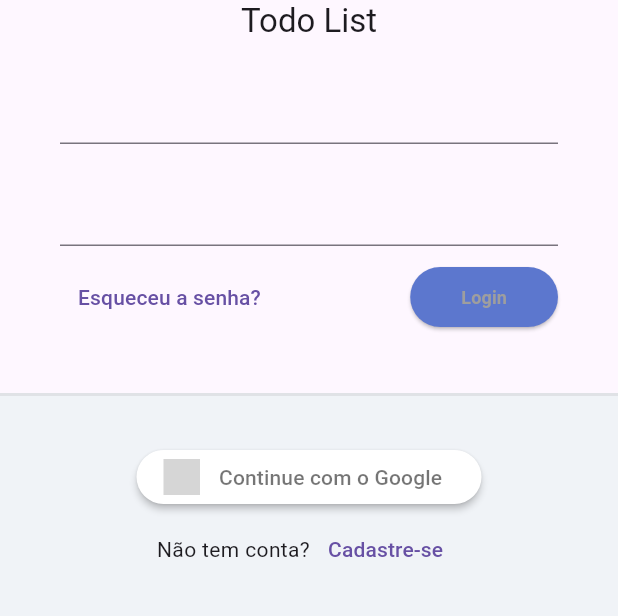
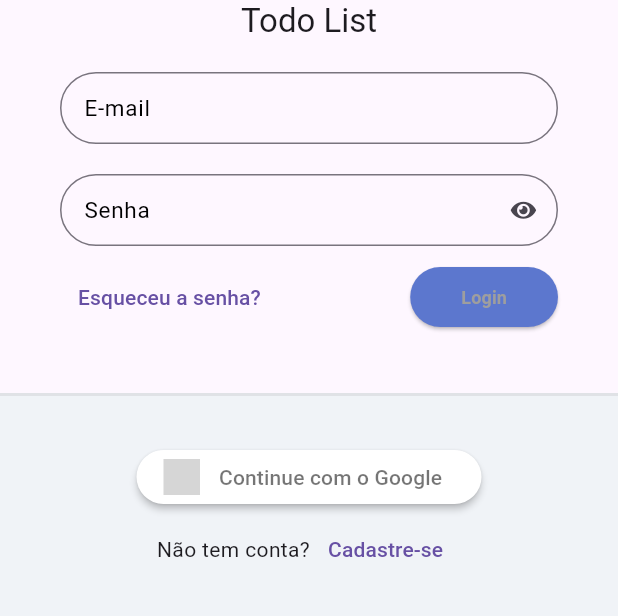
Before and after one commit to enzozami/flutter-todo-list-provider, a Flutter app: the screen it shows after launch, on a phone screen of 412 x 824 dp, the part 315-931 px from its top. Run offline on Flutter 3.47's test engine with Material 3 defaults, Android fonts, the phone set to English and light mode, and no system bars; our stand-ins replace flutter_signin_button, google_fonts, sqflite, sqflite_common, synchronized; accounts and stored records are empty; Roboto replaces fonts that are missing (Mandali); grey boxes are pictures that could not be loaded.

Commit message:
customizando o TextFormField

```diff
--- /dev/null
+++ b/lib/app/core/ui/todo_list_icons.dart
@@ -0,0 +1,32 @@
+/// Flutter icons TodoListIcons
+/// Copyright (C) 2025 by original authors @ fluttericon.com, fontello.com
+/// This font was generated by FlutterIcon.com, which is derived from Fontello.
+///
+/// To use this font, place it in your fonts/ directory and include the
+/// following in your pubspec.yaml
+///
+/// flutter:
+///   fonts:
+///    - family:  TodoListIcons
+///      fonts:
+///       - asset: fonts/TodoListIcons.ttf
+///
+///
+/// * Font Awesome 5, Copyright (C) 2016 by Dave Gandy
+///         Author:    Dave Gandy
+///         License:   SIL (https://github.com/FortAwesome/Font-Awesome/blob/master/LICENSE.txt)
+///         Homepage:  http://fortawesome.github.com/Font-Awesome/
+///
+library;
+
+import 'package:flutter/widgets.dart';
+
+class TodoListIcons {
+  TodoListIcons._();
+
+  static const _kFontFam = 'TodoListIcons';
+  static const String? _kFontPkg = null;
+
+  static const IconData eye = IconData(0xf06e, fontFamily: _kFontFam, fontPackage: _kFontPkg);
+  static const IconData eye_slash = IconData(0xf070, fontFamily: _kFontFam, fontPackage: _kFontPkg);
+}
--- /dev/null
+++ b/lib/app/core/widget/todo_list_field.dart
@@ -0,0 +1,64 @@
+import 'package:flutter/material.dart';
+import 'package:todo_list_provider/app/core/ui/todo_list_icons.dart';
+
+class TodoListField extends StatelessWidget {
+  final String label;
+  final IconButton? suffixIconButton;
+  final bool obscureText;
+  final ValueNotifier<bool> obscureTextVN;
+  final TextEditingController? controller;
+  final FormFieldValidator<String>? validator;
+
+  TodoListField({
+    super.key,
+    required this.label,
+    this.suffixIconButton,
+    this.obscureText = false,
+    ValueNotifier<bool>? obscureTextVN,
+    this.controller,
+    this.validator,
+  })  : assert(
+          obscureText == true ? suffixIconButton == null : true,
+          'ObscureText não pode ser enviado em conjunto com o suffixIconButton',
+        ),
+        obscureTextVN = obscureTextVN ?? ValueNotifier(obscureText);
+
+  @override
+  Widget build(BuildContext context) {
+    return ValueListenableBuilder<bool>(
+        valueListenable: obscureTextVN,
+        builder: (_, obscureTextValue, __) {
+          return TextFormField(
+            controller: controller,
+            validator: validator,
+            decoration: InputDecoration(
+              labelText: label,
+              labelStyle: TextStyle(fontSize: 15, color: Colors.black),
+              border: OutlineInputBorder(
+                borderRadius: BorderRadius.circular(30),
+              ),
+              errorBorder: OutlineInputBorder(
+                borderRadius: BorderRadius.circular(30),
+                borderSide: BorderSide(
+                  color: Colors.red,
+                ),
+              ),
+              isDense: true,
+              suffixIcon: suffixIconButton ??
+                  (obscureText == true
+                      ? IconButton(
+                          onPressed: () {
+                            obscureTextVN.value = !obscureTextValue;
+                          },
+                          icon: Icon(
+                            !obscureTextValue ? TodoListIcons.eye_slash : TodoListIcons.eye,
+                            size: 15,
+                          ),
+                        )
+                      : null),
+            ),
+            obscureText: obscureTextValue,
+          );
+        });
+  }
+}
--- a/lib/app/modules/auth/login/login_page.dart
+++ b/lib/app/modules/auth/login/login_page.dart
@@ -2,6 +2,7 @@ import 'package:flutter/material.dart';
 import 'package:flutter_signin_button/button_list.dart';
 import 'package:flutter_signin_button/button_view.dart';
 import 'package:todo_list_provider/app/core/ui/theme_extensions.dart';
+import 'package:todo_list_provider/app/core/widget/todo_list_field.dart';
 import 'package:todo_list_provider/app/core/widget/todo_list_logo.dart';
 
 class LoginPage extends StatelessWidget {
@@ -34,11 +35,16 @@ class LoginPage extends StatelessWidget {
                       child: Form(
                         child: Column(
                           children: [
-                            TextFormField(),
+                            TodoListField(
+                              label: 'E-mail',
+                            ),
                             SizedBox(
                               height: 20,
                             ),
-                            TextFormField(),
+                            TodoListField(
+                              label: 'Senha',
+                              obscureText: true,
+                            ),
                             SizedBox(
                               height: 10,
                             ),
```
Also changed, not shown: pubspec.yaml (+4 -4 lines), assets/fonts/TodoListIcons.ttf (added).
